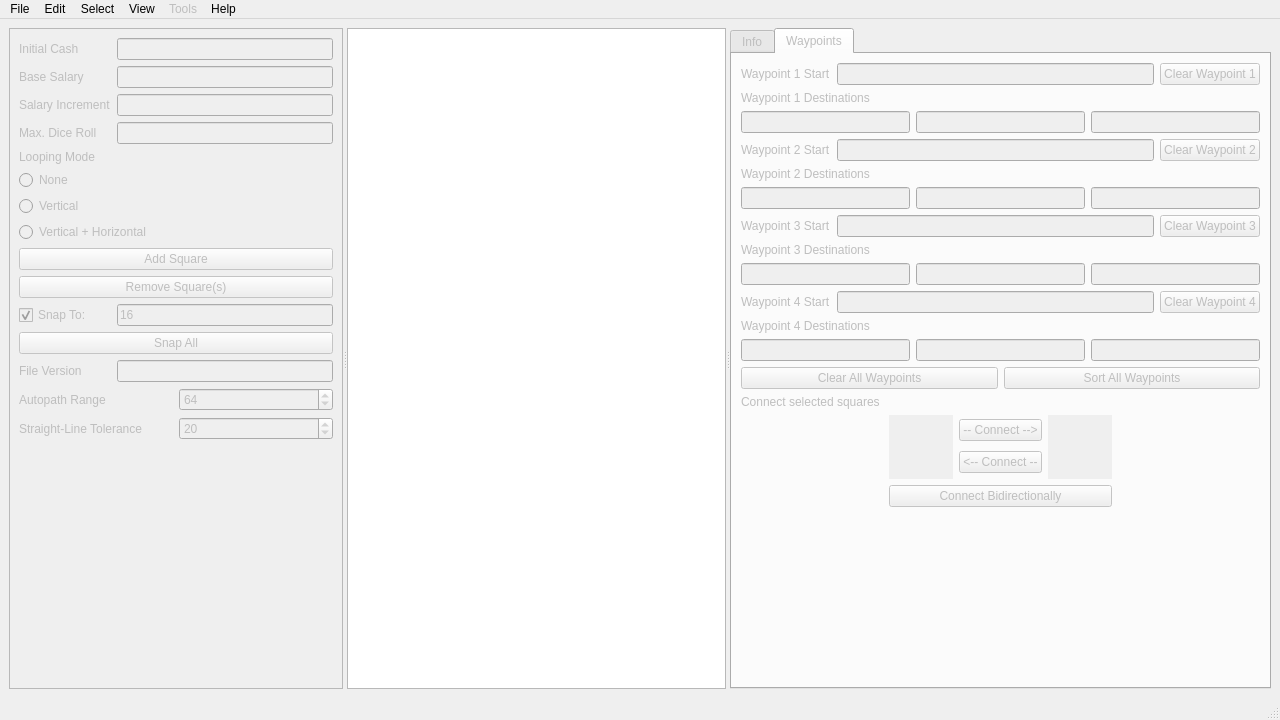
Before: the Qt Designer form mainwindow.ui in FortuneStreetModding/fortune-avenue-qt, drawn with Qt 5.
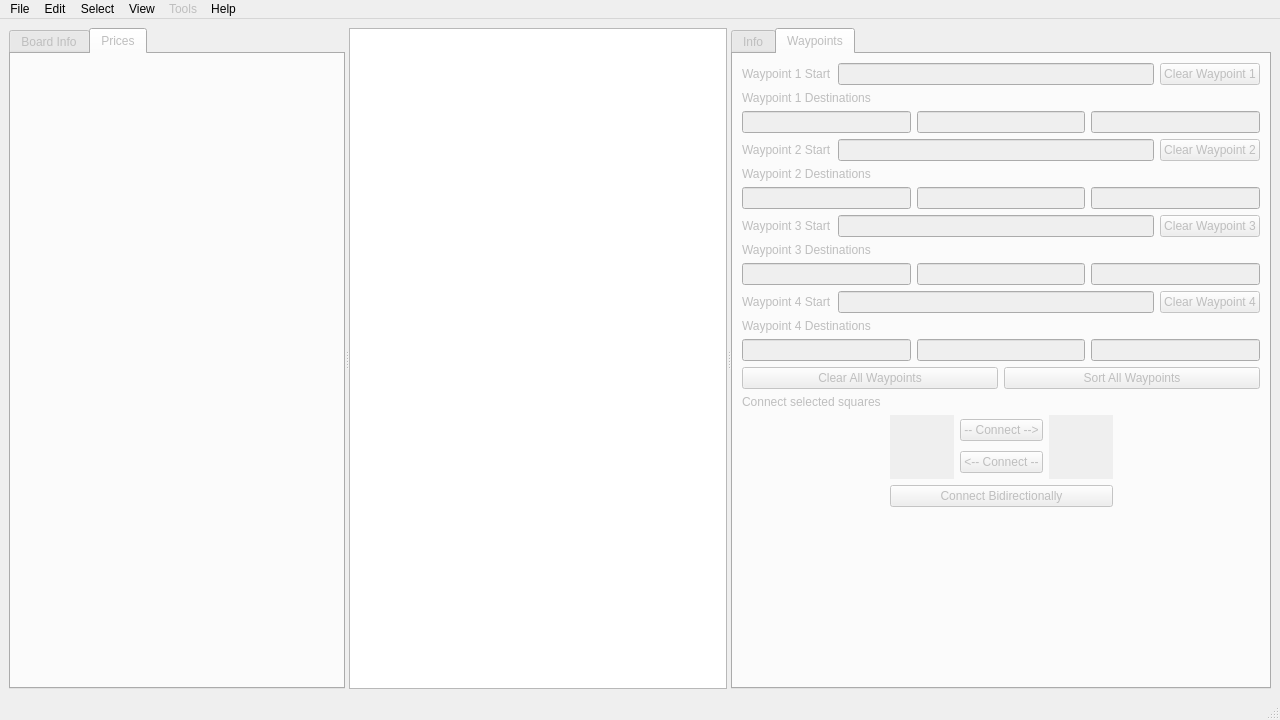
After: the same form once the commit is applied. The open tabs and pages were chosen to show the change. Icons and pictures are not drawn.

Commit message: mark upgraded files as dirty when saving + ui improvements

What changed in the file:
```diff
--- a/mainwindow.ui
+++ b/mainwindow.ui
@@ -20,9 +20,9 @@
       <property name="orientation">
        <enum>Qt::Horizontal</enum>
       </property>
-      <widget class="QFrame" name="boardEdit">
+      <widget class="QTabWidget" name="boardEdit">
        <property name="enabled">
-        <bool>true</bool>
+        <bool>false</bool>
        </property>
        <property name="sizePolicy">
         <sizepolicy hsizetype="Preferred" vsizetype="Preferred">
@@ -36,25 +36,16 @@
          <height>16777215</height>
         </size>
        </property>
-       <property name="frameShape">
-        <enum>QFrame::StyledPanel</enum>
+       <property name="currentIndex">
+        <number>0</number>
        </property>
-       <property name="frameShadow">
-        <enum>QFrame::Raised</enum>
-       </property>
+       <widget class="QWidget" name="boardInfoEdit">
+        <attribute name="title">
+         <string>Board Info</string>
+        </attribute>
        <layout class="QGridLayout" name="gridLayout_3">
-        <item row="25" column="0">
-         <widget class="QLabel" name="stockPricesLabel">
-          <property name="text">
-           <string/>
-          </property>
-         </widget>
-        </item>
         <item row="0" column="0" colspan="2">
          <widget class="QWidget" name="subBoardEdit" native="true">
-          <property name="enabled">
-           <bool>false</bool>
-          </property>
           <layout class="QGridLayout" name="gridLayout_5">
            <property name="leftMargin">
             <number>0</number>
@@ -255,7 +246,48 @@
           </layout>
          </widget>
         </item>
-       </layout>
+         <item row="1" column="0">
+          <spacer name="verticalSpacer_3">
+           <property name="orientation">
+            <enum>Qt::Vertical</enum>
+           </property>
+           <property name="sizeHint" stdset="0">
+            <size>
+             <width>20</width>
+             <height>40</height>
+            </size>
+           </property>
+          </spacer>
+         </item>
+        </layout>
+       </widget>
+       <widget class="QWidget" name="stockPrice">
+        <attribute name="title">
+         <string>Prices</string>
+        </attribute>
+        <layout class="QGridLayout" name="gridLayout_100">
+         <item row="0" column="0">
+          <widget class="QLabel" name="stockPricesLabel">
+           <property name="text">
+            <string/>
+           </property>
+          </widget>
+         </item>
+         <item row="1" column="0">
+          <spacer name="verticalSpacer_4">
+           <property name="orientation">
+            <enum>Qt::Vertical</enum>
+           </property>
+           <property name="sizeHint" stdset="0">
+            <size>
+             <width>20</width>
+             <height>40</height>
+            </size>
+           </property>
+          </spacer>
+         </item>
+        </layout>
+       </widget>
       </widget>
       <widget class="QGraphicsView" name="graphicsView">
        <property name="dragMode">
```
Left out of the diff: 2 changed lines with no effect on the pictures. Lines whose indentation alone changed are shown as unchanged. The commit also changes 1 other file.
